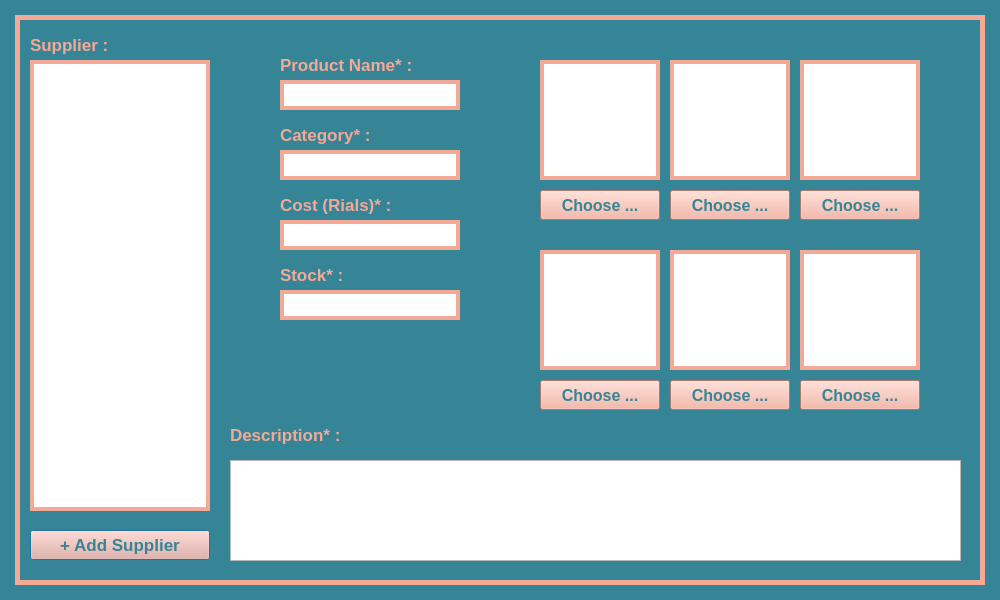
The window that DB_Shop/new_stock.ui (Pooryamn/QT_Shop) describes before a commit, drawn with Qt 5.
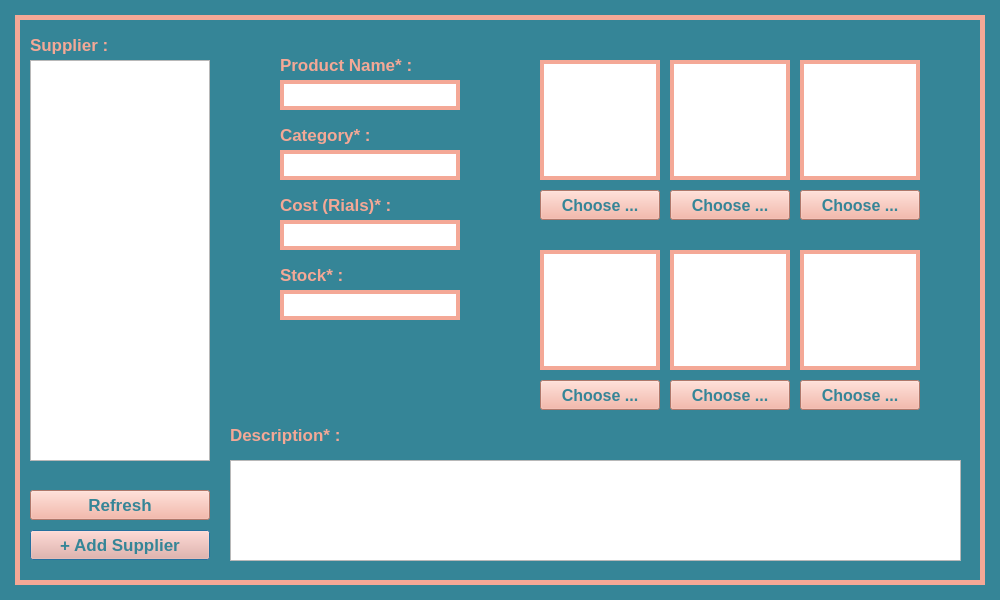
The same window after the commit.

What changed in the file:
```diff
--- a/DB_Shop/new_stock.ui
+++ b/DB_Shop/new_stock.ui
@@ -74,11 +74,11 @@
      <x>30</x>
      <y>60</y>
      <width>180</width>
-     <height>451</height>
+     <height>401</height>
     </rect>
    </property>
    <property name="styleSheet">
-    <string notr="true">border: 4px solid rgb(244, 168, 150)</string>
+    <string notr="true"/>
    </property>
   </widget>
   <widget class="QPushButton" name="btn_addsupplier">
@@ -528,6 +528,30 @@
     </rect>
    </property>
   </widget>
+  <widget class="QPushButton" name="btn_refresh">
+   <property name="geometry">
+    <rect>
+     <x>30</x>
+     <y>490</y>
+     <width>180</width>
+     <height>30</height>
+    </rect>
+   </property>
+   <property name="font">
+    <font>
+     <pointsize>13</pointsize>
+     <weight>75</weight>
+     <bold>true</bold>
+    </font>
+   </property>
+   <property name="styleSheet">
+    <string notr="true">background-color: rgb(244, 168, 150);
+color: rgb(53, 133, 151);</string>
+   </property>
+   <property name="text">
+    <string>Refresh</string>
+   </property>
+  </widget>
  </widget>
  <resources/>
  <connections/>
```
